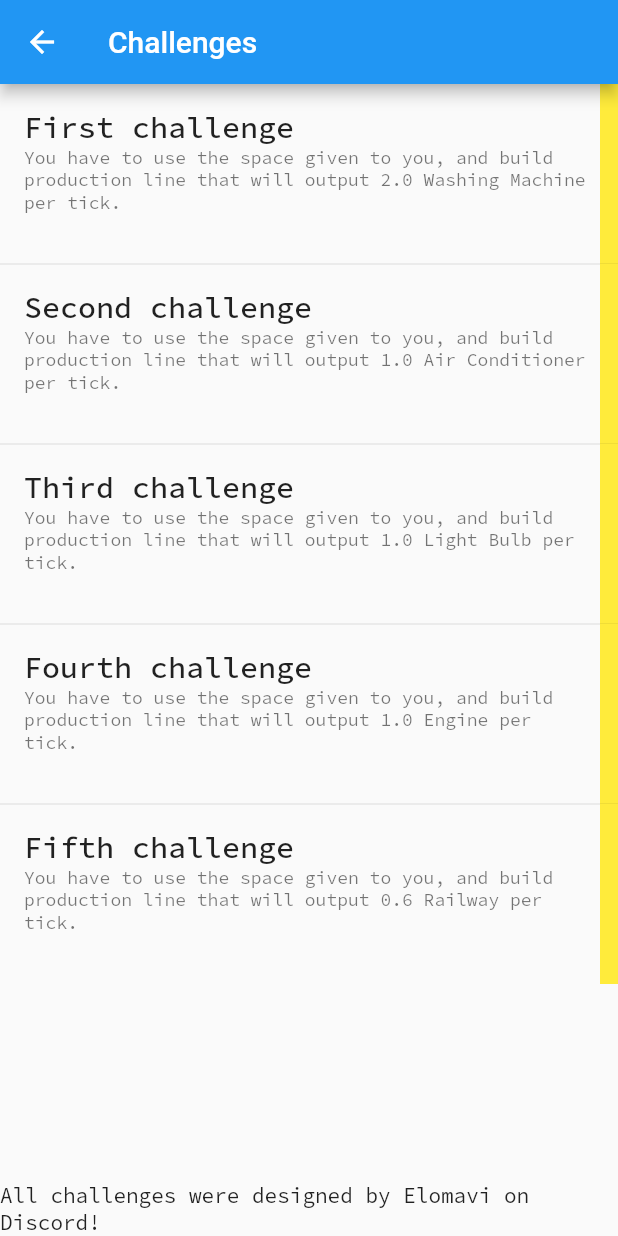
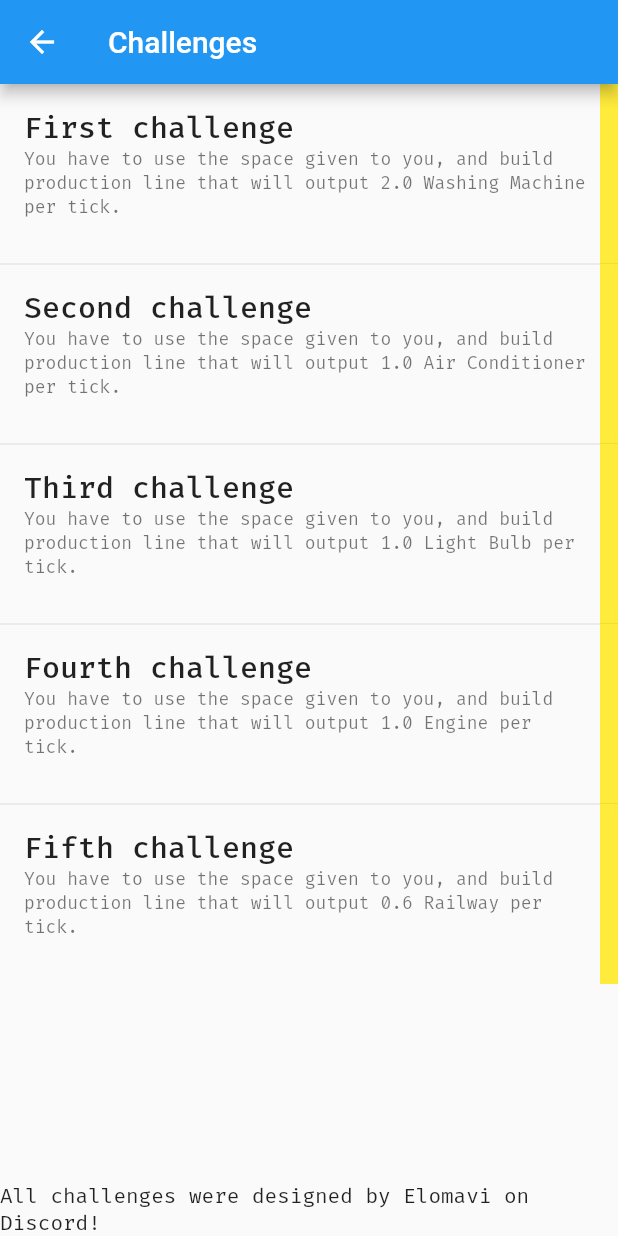
Before and after one commit to Flutter-Buddies/flutter_factory, a Flutter app: the screen it shows after launch, after a tap on "Challenges", on a phone screen of 412 x 824 dp. Run offline on Flutter 3.47's test engine with Material 2 defaults, Android fonts, the phone set to English and light mode, and no system bars; our stand-ins replace google_fonts, hive, rxdart, url_launcher_web; missing offline and left inert: random_color; accounts and stored records are empty.

Commit message:
Add text

```diff
--- a/lib/challanges_bloc.dart
+++ b/lib/challanges_bloc.dart
@@ -26,8 +26,6 @@ class ChallengesBloc extends GameBloc {
   double complete = 0.0;
   ChallengeModel model;
 
-  Map<FactoryRecipeMaterialType, double> challengeGoal;
-
   Seller goalSeller;
 
   void loadChallenge(int challenge) => changeFloor(challenge);
@@ -36,7 +34,7 @@ class ChallengesBloc extends GameBloc {
   bool tick() {
     final bool _realTick = super.tick();
 
-    if (_realTick && challengeGoal != null) {
+    if (_realTick && model.challengeGoal != null) {
       int soldItems = 0;
 
       if (goalSeller != null) {
@@ -44,13 +42,13 @@ class ChallengesBloc extends GameBloc {
             .getRange(max(goalSeller.soldItems.length - 60, 0), goalSeller.soldItems.length)
             .forEach((List<FactoryRecipeMaterialType> frmtList) {
           soldItems += frmtList
-              .where((FactoryRecipeMaterialType frmt) => frmt.materialType == challengeGoal.keys.first.materialType)
+              .where((FactoryRecipeMaterialType frmt) => frmt.materialType == model.challengeGoal.first.materialType)
               .length;
         });
       }
 
       if (!_didComplete) {
-        complete = (soldItems / 60) / challengeGoal.values.first;
+        complete = (soldItems / 60) / model.challengeGoal.first.perTick;
         _didComplete = complete == 1.0;
       } else {
         complete = 1.0;
--- a/lib/main.dart
+++ b/lib/main.dart
@@ -24,11 +24,14 @@ import 'package:url_launcher/url_launcher.dart';
 
 void main() {
   TargetPlatform targetPlatform;
-  if (Platform.isMacOS) {
+  if (kIsWeb) {
+    targetPlatform = TargetPlatform.fuchsia;
+  } else if (Platform.isMacOS) {
     targetPlatform = TargetPlatform.iOS;
   } else if (Platform.isLinux || Platform.isWindows) {
     targetPlatform = TargetPlatform.android;
   }
+
   if (targetPlatform != null) {
     debugDefaultTargetPlatformOverride = targetPlatform;
   }
@@ -71,6 +74,7 @@ class _MyAppState extends State<MyApp> {
     _bloc ??= GameProvider.of(context) ?? GameBloc();
     _goOnFloor();
 
+    /// b612MonoTextTheme, pressStart2p, firaCodeTextTheme, sulphurPointTextTheme
     return DynamicTheme(
       data: _getTheme,
       defaultThemeType: ThemeType.light,
@@ -81,8 +85,8 @@ class _MyAppState extends State<MyApp> {
           duration: Duration(milliseconds: 450),
           data: theme,
           child: MaterialApp(
-            theme: ThemeData.light().copyWith(textTheme: GoogleFonts.sourceCodeProTextTheme()),
-            darkTheme: ThemeData.dark().copyWith(textTheme: GoogleFonts.sourceCodeProTextTheme()),
+            theme: ThemeData.light().copyWith(textTheme: GoogleFonts.firaCodeTextTheme(ThemeData.light().textTheme)),
+            darkTheme: ThemeData.dark().copyWith(textTheme: GoogleFonts.firaCodeTextTheme(ThemeData.dark().textTheme)),
             themeMode: theme.type == ThemeType.light ? ThemeMode.light : ThemeMode.dark,
             home: LayoutBuilder(builder: (BuildContext context, BoxConstraints constraints) {
               return Stack(
--- a/lib/ui/widgets/game_widget.dart
+++ b/lib/ui/widgets/game_widget.dart
@@ -69,7 +69,7 @@ class _GameWidgetState extends State<GameWidget> {
     showDialog<void>(
         context: context,
         barrierDismissible: false,
-        builder: (_) => Dialog(
+        builder: (BuildContext bc) => Dialog(
               child: Container(
                 margin: const EdgeInsets.all(24.0),
                 child: Column(
@@ -97,7 +97,7 @@ class _GameWidgetState extends State<GameWidget> {
                         RaisedButton(
                           onPressed: () {
                             _bloc.moneyManager.claimIdleCredit(multiple: 0.5);
-                            Navigator.pop(context);
+                            Navigator.pop(bc);
                           },
                           child: Text('OK'),
                         )
```
Also changed, not shown: 11 other files.
